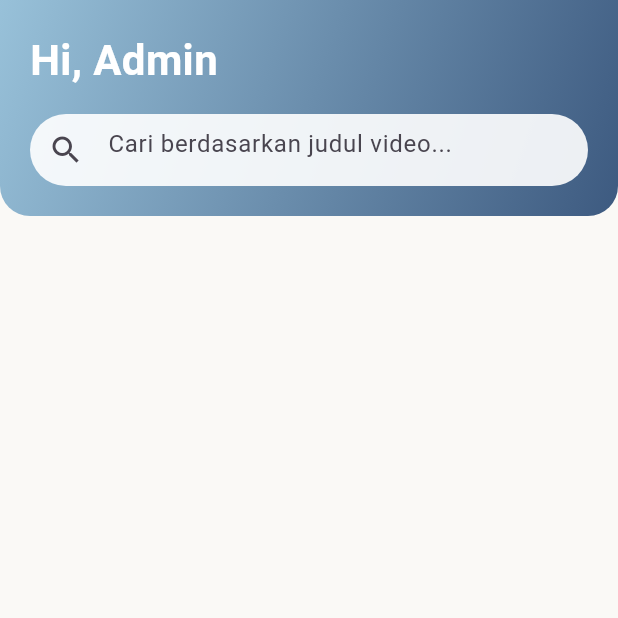
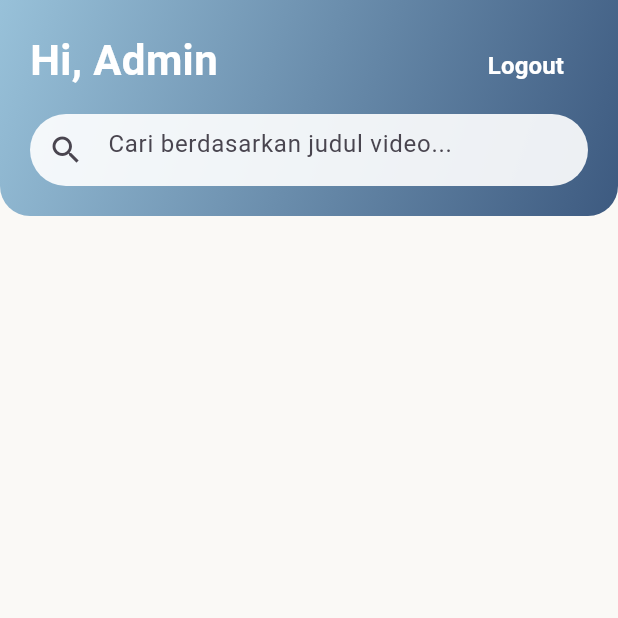
Before and after one commit to ReymonthaTarigan/PPL2-Edusign, a Flutter app: the AdminHomePage screen opened directly, on a phone screen of 412 x 824 dp, the top half of it. Run offline on Flutter 3.47's test engine with Material 3 defaults, Android fonts, the phone set to English and light mode, and no system bars; our stand-ins replace cloud_firestore, firebase_auth, firebase_core, video_player, youtube_player_iframe; missing offline and left inert: youtube_explode_dart; accounts and stored records are empty.

Commit message:
fixing eror

```diff
--- a/lib/admin_homepage.dart
+++ b/lib/admin_homepage.dart
@@ -46,6 +46,15 @@ class _AdminHomePageState extends State<AdminHomePage> {
     titleController.dispose();
     super.dispose();
   }
+  void _onBackPressed() async {
+    final popped = await Navigator.maybePop(context);
+    if (!popped && mounted) {
+      ScaffoldMessenger.of(context).showSnackBar(
+        const SnackBar(content: Text('Sudah di halaman awal')),
+      );
+    }
+  }
+
 
   void openUploadDialog() {
     showDialog(
@@ -91,7 +100,7 @@ class _AdminHomePageState extends State<AdminHomePage> {
               onPressed: () => Navigator.of(dialogContext).pop(),
             ),
             ElevatedButton(
-              style: ElevatedButton.styleFrom(backgroundColor: const Color(0xFF3D5A80)),
+              style: ElevatedButton.styleFrom(backgroundColor: const Color(0xFF3D5A80), foregroundColor: Colors.white),
               onPressed: () => uploadVideo(dialogContext),
               child: const Text("Upload"),
             ),
@@ -262,7 +271,10 @@ class _AdminHomePageState extends State<AdminHomePage> {
                   bottomRight: Radius.circular(20),
                 ),
               ),
-              child: Column(
+              child: Stack(
+                children: [
+                  // Konten kiri (judul + search)
+                  Column(
                     crossAxisAlignment: CrossAxisAlignment.start,
                     children: [
                       const Text(
@@ -279,7 +291,30 @@ class _AdminHomePageState extends State<AdminHomePage> {
                       ),
                     ],
                   ),
+
+                  // Tombol Logout di sudut kanan atas
+                  Positioned(
+                    top: 0,
+                    right: 0,
+                    child: TextButton(
+                      onPressed: _onBackPressed,
+                      style: TextButton.styleFrom(
+                        foregroundColor: Colors.white,
+                        padding: const EdgeInsets.symmetric(horizontal: 16, vertical: 8),
                       ),
+                      child: const Text(
+                        'Logout',
+                        style: TextStyle(
+                          fontSize: 16,
+                          fontWeight: FontWeight.w600,
+                        ),
+                      ),
+                    ),
+                  ),
+                ],
+              ),
+            ),
+
 
             const SizedBox(height: 12),
 
--- a/lib/form_quiz_page.dart
+++ b/lib/form_quiz_page.dart
@@ -91,6 +91,7 @@ class _FormQuizPageState extends State<FormQuizPage> {
 
     try {
       await batch.commit();
+      if (!mounted) return;
       ScaffoldMessenger.of(context).showSnackBar(
         SnackBar(
           content: Text(
@@ -98,7 +99,8 @@ class _FormQuizPageState extends State<FormQuizPage> {
           backgroundColor: Colors.green,
         ),
       );
-      Navigator.of(context).popUntil((route) => route.isFirst);
+      Navigator.pop(context, true);
+      Navigator.pop(context, true);
     } catch (e) {
       setState(() => _isLoading = false);
       ScaffoldMessenger.of(context).showSnackBar(
@@ -162,7 +164,7 @@ class _FormQuizPageState extends State<FormQuizPage> {
           child: _isLoading
               ? const CircularProgressIndicator(color: Colors.white)
               : const Text(
-                  'Kirim Semua ke Firebase',
+                  'Tambahkan Kuis',
                   style: TextStyle(
                     fontSize: 16,
                     fontWeight: FontWeight.w600,
```
Lines whose indentation alone changed are shown as unchanged.
